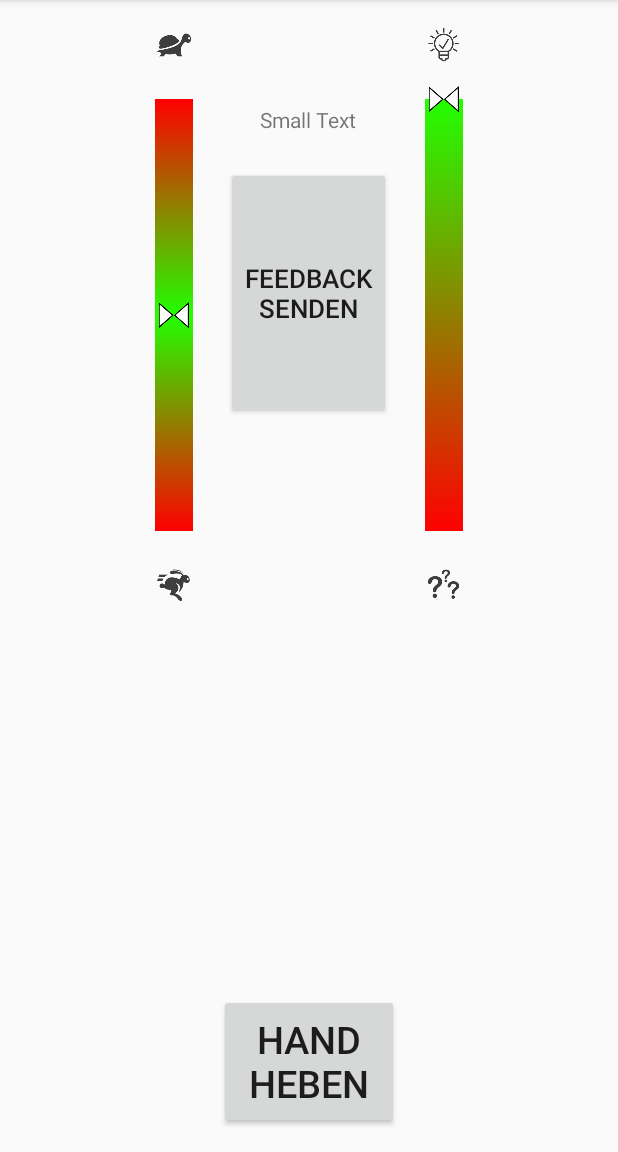
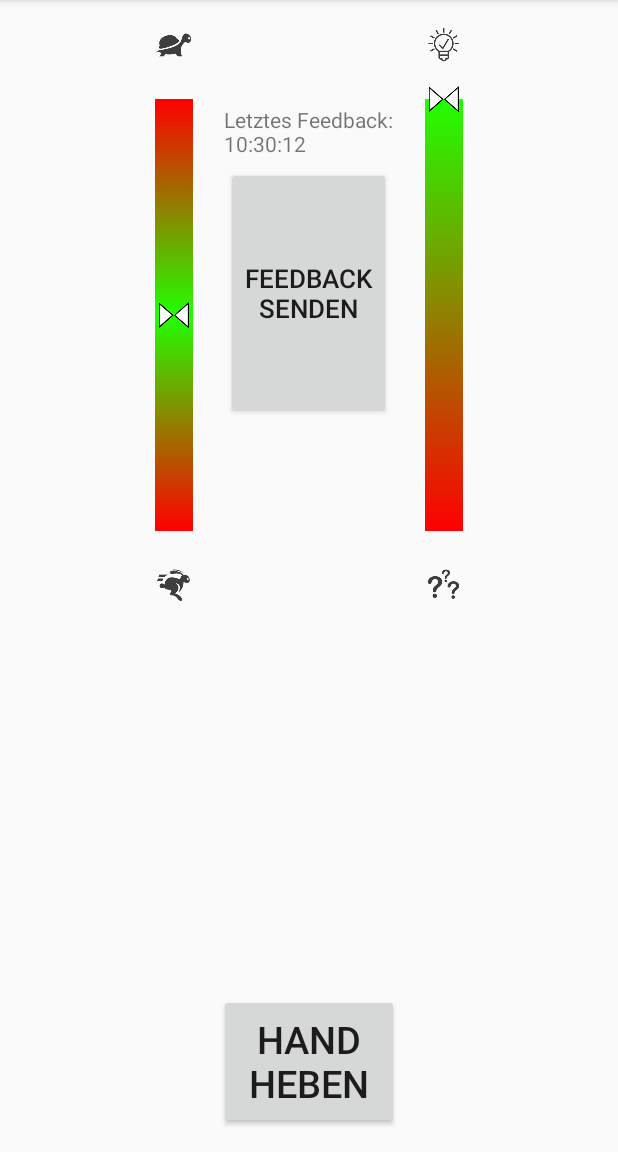
Before and after one commit to SammysHP/rlf-android, an Android app: the fragment StudentLiveFeedbackFragment shown on its own in the app's theme, after a tap on "FEEDBACK SENDEN", on a phone screen of 412 x 824 dp, the part 84-1236 px from its top. Run offline under Robolectric (Android 15) with nearby library versions, the phone set to English and light mode, and no system bars; libraries missing offline, so code that uses them is left out: com.loopj.android; 2 statements that could not run were skipped.

Commit message:
StudentLiveFeedback zeigt nun den letzten timespemp an

```diff
--- a/app/src/main/java/org/milderjoghurt/rlf/android/StudentLiveFeedbackFragment.java
+++ b/app/src/main/java/org/milderjoghurt/rlf/android/StudentLiveFeedbackFragment.java
@@ -9,6 +9,7 @@ import android.view.LayoutInflater;
 import android.view.View;
 import android.view.ViewGroup;
 import android.widget.Button;
+import android.widget.TextView;
 import android.widget.Toast;
 
 import org.milderjoghurt.rlf.android.models.Session;
@@ -19,6 +20,11 @@ import org.milderjoghurt.rlf.android.ui.VerticalSeekBar;
 
 import org.milderjoghurt.rlf.android.net.exceptions.SessionNotOpenException;
 
+import java.text.DateFormat;
+import java.text.SimpleDateFormat;
+import java.util.Date;
+import java.util.TimeZone;
+
 /**
  * A simple {@link Fragment} subclass.
  */
@@ -27,12 +33,13 @@ import org.milderjoghurt.rlf.android.net.exceptions.SessionNotOpenException;
 public class StudentLiveFeedbackFragment extends Fragment {
 
     private Session currentSession;
-    public String sessionId;
+    private String sessionId;
     private boolean isPressed = false;
     private Button signal_btn;
     private Button feedback_btn;
     private VerticalSeekBar speedBar;
     private VerticalSeekBar understandBar;
+    private TextView lastFeedbackView;
     private static final int unselectedColor = R.color.button_material_light;
 
 
@@ -72,11 +79,11 @@ public class StudentLiveFeedbackFragment extends Fragment {
         super.onActivityCreated(savedInstance);
 
 
-        //Sliders
+        //Sliders und textView
 
         speedBar =(VerticalSeekBar) getView().findViewById(R.id.speedBar);
         understandBar = (VerticalSeekBar) getView().findViewById(R.id.understandBar);
-
+        lastFeedbackView = (TextView) getView().findViewById(R.id.textView2);
 
 
 
@@ -163,6 +170,10 @@ public class StudentLiveFeedbackFragment extends Fragment {
             @Override
             public void onClick(View v) {
 
+
+                String currentTimeString = new SimpleDateFormat("HH:mm:ss").format(new Date());
+                lastFeedbackView.setText("Letztes Feedback:" + System.getProperty("line.separator") + currentTimeString);
+
                 int speed = speedBar.getProgress();
                 int understandabillity = understandBar.getProgress();
                 Vote voteSpeed = new Vote(Vote.Type.SPEED, speed);
@@ -193,7 +204,7 @@ public class StudentLiveFeedbackFragment extends Fragment {
 
                     @Override
                     public void onSuccess(Vote v) {
-                        Toast.makeText(getActivity().getApplicationContext(), "Feedback gesendet!", Toast.LENGTH_SHORT).show();
+                        //Toast.makeText(getActivity().getApplicationContext(), "Feedback gesendet!", Toast.LENGTH_SHORT).show();
                     }
                 });
 
@@ -214,7 +225,7 @@ public class StudentLiveFeedbackFragment extends Fragment {
 
                     @Override
                     public void onSuccess(Vote v) {
-                        Toast.makeText(getActivity().getApplicationContext(), "Feedback gesendet!", Toast.LENGTH_SHORT).show();
+                        //Toast.makeText(getActivity().getApplicationContext(), "Feedback gesendet!", Toast.LENGTH_SHORT).show();
                     }
                 });
 
```
